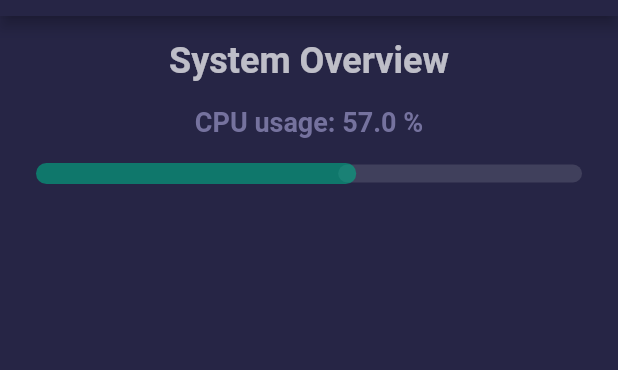
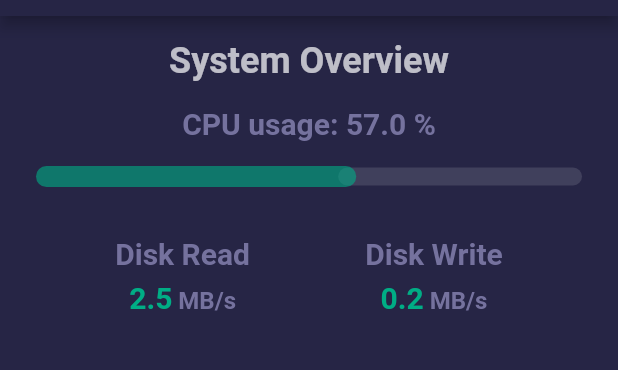
Before and after one commit to es94129/monidata, a Flutter app: the screen it shows after launch, on a phone screen of 412 x 824 dp, the part 68-438 px from its top. Run offline on Flutter 3.47's test engine with Material 2 defaults, Android fonts, the phone set to English and light mode, and no system bars; our stand-ins replace fl_chart.

Commit message:
Add RichText on dashboard

```diff
--- a/lib/dashboard.dart
+++ b/lib/dashboard.dart
@@ -24,7 +24,7 @@ class DashboardPage extends StatelessWidget {
             style: TextStyle(
                 fontWeight: FontWeight.bold,
                 color: Color(0xff75729e),
-                fontSize: 18
+                fontSize: 20
             ),
             textAlign: TextAlign.center,
           ),
@@ -41,6 +41,79 @@ class DashboardPage extends StatelessWidget {
                 onChanged: null,
               ),
           ),
+          SizedBox(height: 16,),
+          Row(
+            mainAxisSize: MainAxisSize.max,
+            mainAxisAlignment: MainAxisAlignment.spaceEvenly,
+            children: <Widget>[
+              Column(
+                children: [
+                  Text(
+                    "Disk Read",
+                    style: TextStyle(
+                        fontWeight: FontWeight.bold,
+                        color: Color(0xff75729e),
+                        fontSize: 20
+                    ),
+                  ),
+                  SizedBox(height: 6,),
+                  RichText(
+                    text: TextSpan(
+                        style: TextStyle(
+                            fontWeight: FontWeight.bold,
+                            color: Color(0xff75729e),
+                            fontSize: 16
+                        ),
+                      children: <TextSpan>[
+                        TextSpan(
+                            text: "2.5",
+                            style: TextStyle(
+                              color: Color(0xff00ad85),
+                                fontSize: 20,
+                              fontWeight: FontWeight.bold
+                            )
+                        ),
+                        TextSpan(text: " MB/s")
+                      ]
+                    ),
+                  ),
+                ],
+              ),
+              Column(
+                children: [
+                  Text(
+                    "Disk Write",
+                    style: TextStyle(
+                        fontWeight: FontWeight.bold,
+                        color: Color(0xff75729e),
+                        fontSize: 20
+                    ),
+                  ),
+                  SizedBox(height: 6,),
+                  RichText(
+                    text: TextSpan(
+                        style: TextStyle(
+                            fontWeight: FontWeight.bold,
+                            color: Color(0xff75729e),
+                            fontSize: 16
+                        ),
+                        children: <TextSpan>[
+                          TextSpan(
+                              text: "0.2",
+                              style: TextStyle(
+                                  color: Color(0xff00ad85),
+                                  fontSize: 20,
+                                  fontWeight: FontWeight.bold
+                              )
+                          ),
+                          TextSpan(text: " MB/s")
+                        ]
+                    ),
+                  ),
+                ],
+              )
+            ],
+          )
         ],
       ),
     );
--- a/lib/disk.dart
+++ b/lib/disk.dart
@@ -1,5 +1,7 @@
 import 'package:fl_chart/fl_chart.dart';
 import 'package:flutter/material.dart';
+
+import 'indicator.dart';
 
 class DiskPage extends StatelessWidget {
   @override
@@ -63,6 +65,22 @@ class DiskPage extends StatelessWidget {
                 ],
               )),
             )),
+            SizedBox(height: 16,),
+            Row(
+              mainAxisSize: MainAxisSize.max,
+              mainAxisAlignment: MainAxisAlignment.spaceEvenly,
+              children: <Widget>[
+                Indicator(
+                  color: const Color(0xff17b978),
+                  text: 'Disk Read',
+                ),
+                Indicator(
+                  color: const Color(0xfff57170),
+                  text: 'Disk Write',
+                ),
+              ],
+            ),
+            SizedBox(height: 16,)
           ]),
     );
   }
```
